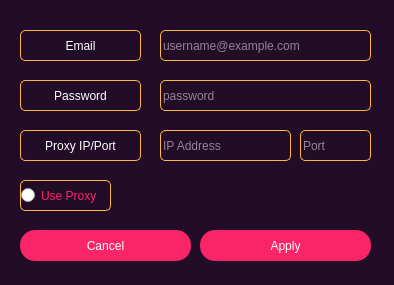
First picture: the form in addmaildialog.ui, repository pierelucas/HokusGuard, before the edit.
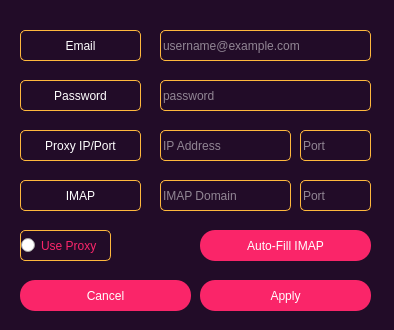
Second picture: the form after the edit.

```diff
--- a/addmaildialog.ui
+++ b/addmaildialog.ui
@@ -7,19 +7,19 @@
     <x>0</x>
     <y>0</y>
     <width>394</width>
-    <height>285</height>
+    <height>330</height>
    </rect>
   </property>
   <property name="minimumSize">
    <size>
     <width>394</width>
-    <height>285</height>
+    <height>330</height>
    </size>
   </property>
   <property name="maximumSize">
    <size>
     <width>394</width>
-    <height>285</height>
+    <height>330</height>
    </size>
   </property>
   <property name="windowTitle">
@@ -108,7 +108,7 @@
    <property name="geometry">
     <rect>
      <x>200</x>
-     <y>230</y>
+     <y>280</y>
      <width>171</width>
      <height>31</height>
     </rect>
@@ -121,7 +121,7 @@
    <property name="geometry">
     <rect>
      <x>20</x>
-     <y>230</y>
+     <y>280</y>
      <width>171</width>
      <height>31</height>
     </rect>
@@ -234,7 +234,7 @@
    <property name="geometry">
     <rect>
      <x>20</x>
-     <y>180</y>
+     <y>230</y>
      <width>91</width>
      <height>31</height>
     </rect>
@@ -243,6 +243,61 @@
     <string>Use Proxy</string>
    </property>
   </widget>
+  <widget class="QLabel" name="imap_label">
+   <property name="geometry">
+    <rect>
+     <x>20</x>
+     <y>180</y>
+     <width>121</width>
+     <height>31</height>
+    </rect>
+   </property>
+   <property name="text">
+    <string>IMAP</string>
+   </property>
+   <property name="alignment">
+    <set>Qt::AlignCenter</set>
+   </property>
+  </widget>
+  <widget class="QLineEdit" name="imap_domain_lineEdit">
+   <property name="geometry">
+    <rect>
+     <x>160</x>
+     <y>180</y>
+     <width>131</width>
+     <height>31</height>
+    </rect>
+   </property>
+   <property name="placeholderText">
+    <string>IMAP Domain</string>
+   </property>
+  </widget>
+  <widget class="QLineEdit" name="imap_port_lineEdit">
+   <property name="geometry">
+    <rect>
+     <x>300</x>
+     <y>180</y>
+     <width>71</width>
+     <height>31</height>
+    </rect>
+   </property>
+   <property name="placeholderText">
+    <string>Port</string>
+   </property>
+  </widget>
+  <widget class="QPushButton" name="imap_autofill_pushButton">
+   <property name="geometry">
+    <rect>
+     <x>200</x>
+     <y>230</y>
+     <width>171</width>
+     <height>31</height>
+    </rect>
+   </property>
+   <property name="text">
+    <string>Auto-Fill IMAP</string>
+   </property>
+  </widget>
  </widget>
  <resources/>
  <connections/>
```
